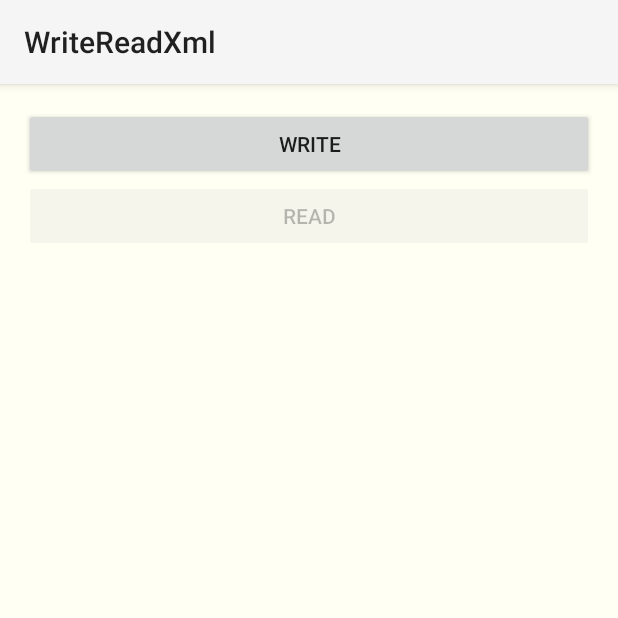
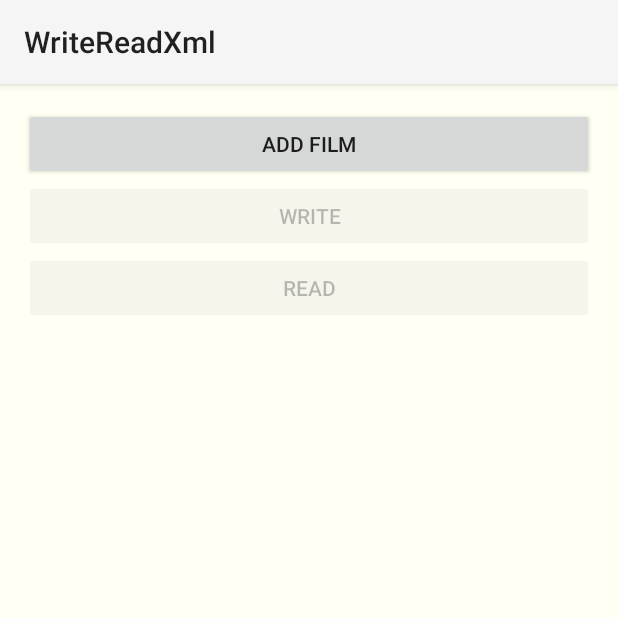
Before and after one commit to JavierGonzal/WriteReadXML, an Android app: the screen it shows after launch (MainActivity), on a phone screen of 412 x 824 dp, the top half of it. Run offline under Robolectric (Android 15) with nearby library versions, the phone set to English and light mode, and no system bars.

```diff
--- a/src/main/res/layout/activity_main.xml
+++ b/src/main/res/layout/activity_main.xml
@@ -8,11 +8,20 @@
     tools:context=".MainActivity">
 
     <Button
+        android:id="@+id/activity_main_add_film"
+        android:layout_width="match_parent"
+        android:layout_height="wrap_content"
+        android:layout_centerHorizontal="true"
+        android:text="@string/activity_main_add_film"/>
+
+    <Button
         android:id="@+id/activity_main_write"
         android:layout_width="match_parent"
         android:layout_height="wrap_content"
         android:layout_centerHorizontal="true"
-        android:text="@string/activity_main_write"/>
+        android:layout_below="@+id/activity_main_add_film"
+        android:text="@string/activity_main_write"
+        android:enabled="false"/>
 
     <Button
         android:id="@+id/activity_main_read"
--- a/src/main/res/values/strings.xml
+++ b/src/main/res/values/strings.xml
@@ -5,4 +5,7 @@
     <string name="action_settings">Settings</string>
     <string name="activity_main_write">Write</string>
     <string name="activity_main_read">Read</string>
+    <string name="activity_main_add_film">Add film</string>
+    <string name="activity_main_add_film_title">Add title film</string>
+    <string name="activity_main_add_film_empty_fild">Empty film</string>
 </resources>
```
Also changed, not shown: src/main/java/com/thedeveloperworldisyous/writereadxml/MainActivity.java (+105 -17 lines).
